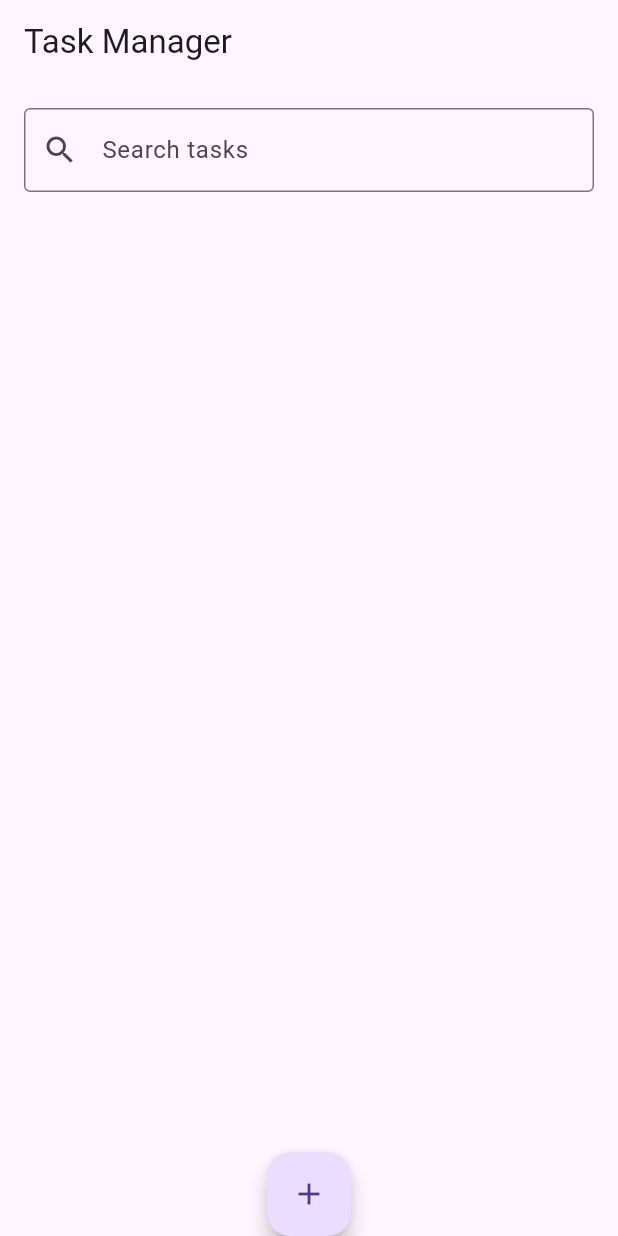
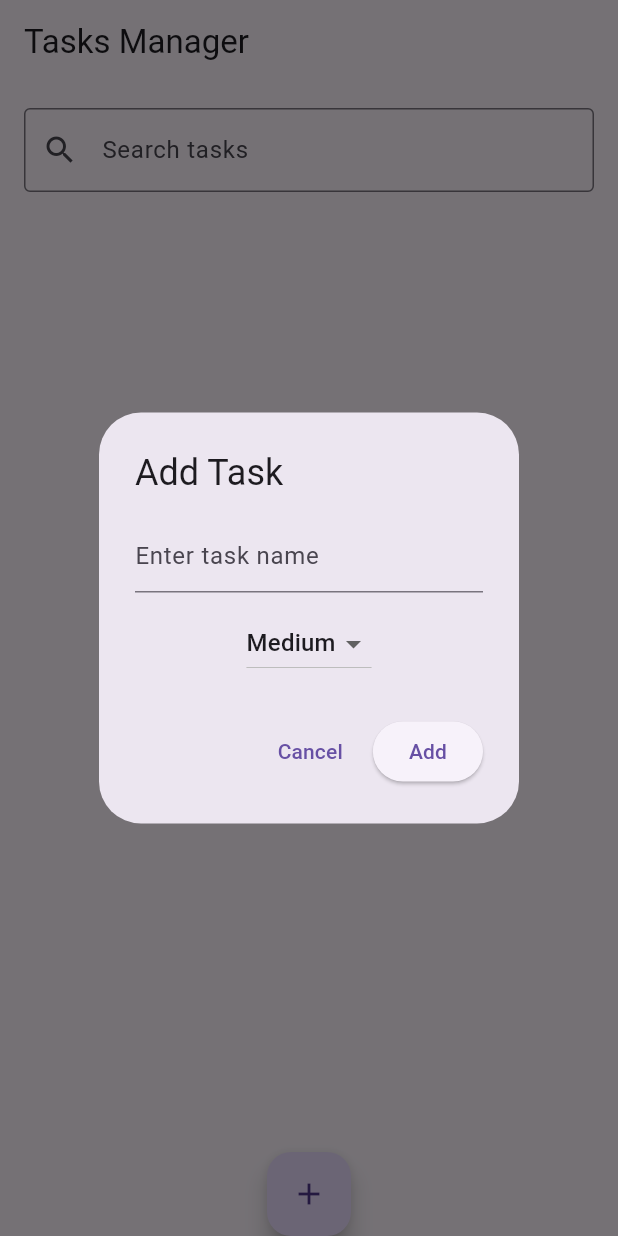
Before and after one commit to nikhilgoud003/Task_Manager_App, a Flutter app: the screen it shows after launch, after a tap on the "add" icon, on a phone screen of 412 x 824 dp. Run offline on Flutter 3.47's test engine with Material 3 defaults, Android fonts, the phone set to English and light mode, and no system bars.

Commit message:
Added task creation dialog with priority selection

```diff
--- a/lib/main.dart
+++ b/lib/main.dart
@@ -9,7 +9,7 @@ class TaskManagerApp extends StatelessWidget {
   Widget build(BuildContext context) {
     return MaterialApp(
       debugShowCheckedModeBanner: false,
-      title: 'Task Manager',
+      title: 'Tasks Manager',
       theme: ThemeData(
         primarySwatch: Colors.blue,
       ),
@@ -17,6 +17,7 @@ class TaskManagerApp extends StatelessWidget {
     );
   }
 }
+
 class Task {
   String name;
   bool isCompleted;
@@ -39,7 +40,8 @@ class _TaskListScreenState extends State<TaskListScreen> {
   void _addTask() {
     if (_taskController.text.isNotEmpty) {
       setState(() {
-        _tasks.add(Task(name: _taskController.text, priority: _selectedPriority));
+        _tasks
+            .add(Task(name: _taskController.text, priority: _selectedPriority));
         _taskController.clear();
       });
     }
@@ -56,11 +58,12 @@ class _TaskListScreenState extends State<TaskListScreen> {
       _tasks.removeAt(index);
     });
   }
-   @override
+
+  @override
   Widget build(BuildContext context) {
     return Scaffold(
       appBar: AppBar(
-        title: Text('Task Manager'),
+        title: Text('Tasks Manager'),
       ),
       body: Padding(
         padding: const EdgeInsets.all(16.0),
@@ -83,7 +86,10 @@ class _TaskListScreenState extends State<TaskListScreen> {
                 itemCount: _tasks.length,
                 itemBuilder: (context, index) {
                   if (_searchController.text.isNotEmpty &&
-                      !_tasks[index].name.toLowerCase().contains(_searchController.text.toLowerCase())) {
+                      !_tasks[index]
+                          .name
+                          .toLowerCase()
+                          .contains(_searchController.text.toLowerCase())) {
                     return Container();
                   }
                   return Card(
@@ -97,7 +103,9 @@ class _TaskListScreenState extends State<TaskListScreen> {
                       title: Text(
                         _tasks[index].name,
                         style: TextStyle(
-                          decoration: _tasks[index].isCompleted ? TextDecoration.lineThrough : TextDecoration.none,
+                          decoration: _tasks[index].isCompleted
+                              ? TextDecoration.lineThrough
+                              : TextDecoration.none,
                         ),
                       ),
                       subtitle: Text('Priority: ${_tasks[index].priority}'),
@@ -120,3 +128,55 @@ class _TaskListScreenState extends State<TaskListScreen> {
       floatingActionButtonLocation: FloatingActionButtonLocation.centerDocked,
     );
   }
+
+  void _showAddTaskDialog(BuildContext context) {
+    showDialog(
+      context: context,
+      builder: (BuildContext context) {
+        return AlertDialog(
+          title: Text('Add Task'),
+          content: Column(
+            mainAxisSize: MainAxisSize.min,
+            children: [
+              TextField(
+                controller: _taskController,
+                decoration: InputDecoration(
+                  hintText: 'Enter task name',
+                ),
+              ),
+              SizedBox(height: 10),
+              DropdownButton<String>(
+                value: _selectedPriority,
+                onChanged: (String? newValue) {
+                  setState(() {
+                    _selectedPriority = newValue!;
+                  });
+                },
+                items: ['Low', 'Medium', 'High']
+                    .map<DropdownMenuItem<String>>((String value) {
+                  return DropdownMenuItem<String>(
+                    value: value,
+                    child: Text(value),
+                  );
+                }).toList(),
+              ),
+            ],
+          ),
+          actions: [
+            TextButton(
+              onPressed: () => Navigator.of(context).pop(),
+              child: Text('Cancel'),
+            ),
+            ElevatedButton(
+              onPressed: () {
+                _addTask();
+                Navigator.of(context).pop();
+              },
+              child: Text('Add'),
+            ),
+          ],
+        );
+      },
+    );
+  }
+}
```
